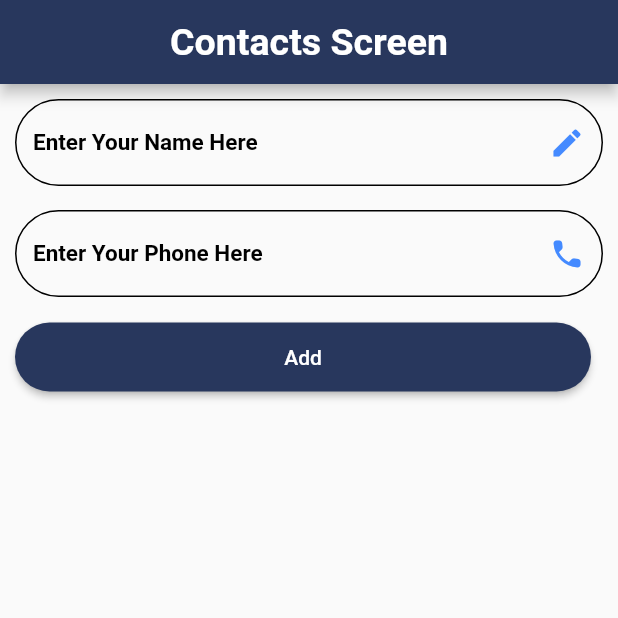
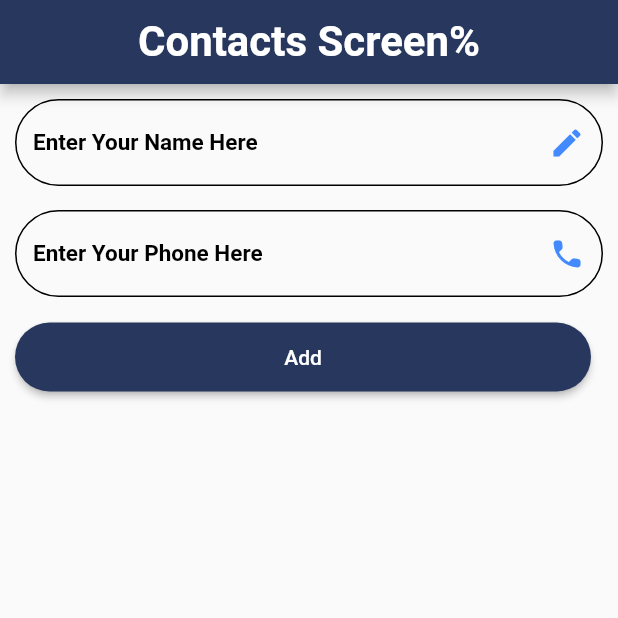
Before and after one commit to Abdallah10100/Contacts-Screen, a Flutter app: the screen it shows after launch, on a phone screen of 412 x 824 dp, the top half of it. Run offline on Flutter 3.47's test engine with Material 2 defaults, Android fonts, the phone set to English and light mode, and no system bars.

Commit message:
Edited font size and text in app bar.

```diff
--- a/lib/contacts_screen.dart
+++ b/lib/contacts_screen.dart
@@ -42,9 +42,9 @@ class _ContactsScreenState extends State<ContactsScreen> {
       appBar: AppBar(
         backgroundColor: const Color.fromARGB(255, 40, 55, 93),
         title: Text(
-          'Contacts Screen',
+          'Contacts Screen%',
           style: TextStyle(
-              fontSize: 25, fontWeight: FontWeight.bold, color: Colors.white),
+              fontSize: 28, fontWeight: FontWeight.bold, color: Colors.white),
         ),
         centerTitle: true,
       ),
```
